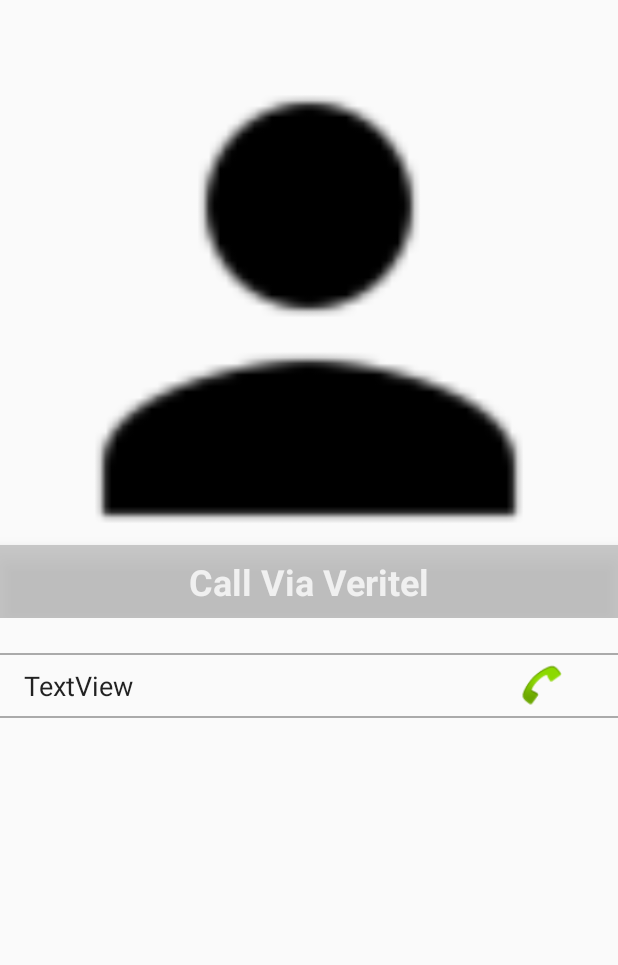
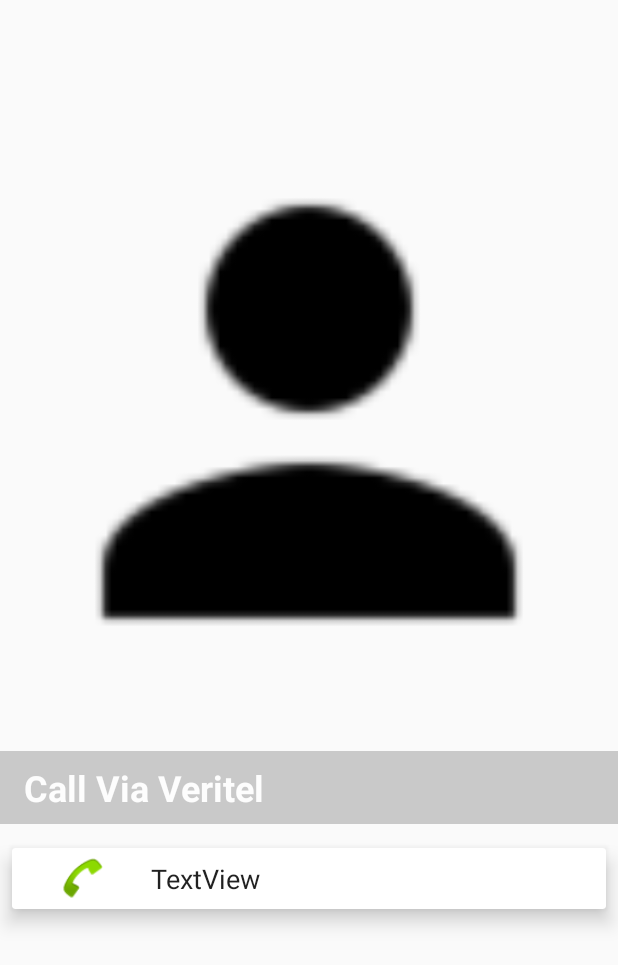
Before and after one commit to milenaasic/ContactTest, an Android app: the layout fragment_detail.xml on its own in the app's theme, with its tools: preview values and no code run, on a phone screen of 412 x 824 dp. Shown: the top 965 px of the screen. Run offline under Robolectric (Android 15) with nearby library versions, the phone set to English and light mode, and no system bars.

Commit message:
dodat CardView

```diff
--- a/app/build.gradle
+++ b/app/build.gradle
@@ -42,4 +42,5 @@
     annotationProcessor 'com.github.bumptech.glide:compiler:4.3.0'
     testCompile 'junit:junit:4.12'
 
+    compile 'com.android.support:cardview-v7:26.1.0'
 }
--- a/app/src/main/res/layout/fragment_detail.xml
+++ b/app/src/main/res/layout/fragment_detail.xml
@@ -9,7 +9,7 @@
     <FrameLayout
     android:layout_width="match_parent"
     android:layout_height="0dp"
-    android:layout_weight="1">
+    android:layout_weight="2">
 
         <TextView
             android:id="@+id/mytextView"
@@ -18,12 +18,15 @@
             android:layout_gravity="bottom"
             android:alpha="0.6"
             android:background="@android:color/darker_gray"
-            android:elevation="9dp"
             android:gravity="bottom"
             android:paddingBottom="8dp"
+            android:paddingEnd="16dp"
+            android:paddingLeft="16dp"
+            android:paddingRight="16dp"
+            android:paddingStart="16dp"
             android:paddingTop="8dp"
             android:text="@string/call_via_veritel"
-            android:textAlignment="center"
+
             android:textAppearance="@style/TextAppearance.AppCompat.Headline"
             android:textColor="@android:color/white"
             android:textColorHighlight="@color/colorAccent"
@@ -43,56 +46,57 @@
         android:layout_width="match_parent"
         android:layout_height="0dp"
         android:layout_weight="1"
-
+        android:elevation="4dp"
         android:orientation="vertical">
 
-        <View
-            android:id="@+id/view"
+        <android.support.v7.widget.CardView
+            android:id="@+id/myCardContact"
             android:layout_width="match_parent"
-            android:layout_height="1dp"
-            android:layout_marginTop="23dp"
-            android:background="@android:color/darker_gray">
-            android:layout_marginTop="23dp"</View>
+            android:layout_height="wrap_content"
+            android:layout_marginEnd="8dp"
+            android:layout_marginLeft="8dp"
+            android:layout_marginRight="8dp"
+            android:layout_marginStart="8dp"
+            android:layout_marginTop="16dp"
+            app:cardElevation="8dp">
 
 
             <LinearLayout
                 android:id="@+id/callButton"
                 android:layout_width="match_parent"
                 android:layout_height="wrap_content"
+                android:layout_marginEnd="16dp"
+                android:layout_marginLeft="16dp"
+                android:layout_marginRight="16dp"
+                android:layout_marginStart="16dp"
                 android:baselineAligned="false">
 
 
+                <ImageView
+                    android:id="@+id/imageView2"
+                    android:layout_width="0dp"
+                    android:layout_height="match_parent"
+                    android:layout_weight="1"
+                    android:paddingBottom="4dp"
+                    android:paddingTop="4dp"
+                    app:srcCompat="@android:drawable/sym_action_call" />
+
                 <TextView
                     android:id="@+id/phonetextView"
-                android:layout_width="wrap_content"
+                    android:layout_width="0dp"
                     android:layout_height="wrap_content"
                     android:layout_gravity="center"
-                android:layout_weight="3"
-                android:autoText="false"
+                    android:layout_weight="5"
                     android:paddingBottom="8dp"
                     android:paddingLeft="16dp"
                     android:paddingTop="8dp"
                     android:text="TextView"
                     android:textAppearance="@style/TextAppearance.AppCompat.Headline"
                     android:textSize="18sp" />
-
-            <ImageView
-                android:id="@+id/imageView2"
-                android:layout_width="wrap_content"
-                android:layout_height="match_parent"
-                android:layout_weight="1"
-                android:paddingBottom="4dp"
-                android:paddingTop="4dp"
-                app:srcCompat="@android:drawable/sym_action_call" />
-
-
             </LinearLayout>
 
 
-        <View
-            android:layout_width="match_parent"
-            android:layout_height="1dp"
-            android:background="@android:color/darker_gray"></View>
+        </android.support.v7.widget.CardView>
 
 
     </LinearLayout>
```
Lines whose indentation alone changed are shown as unchanged.
